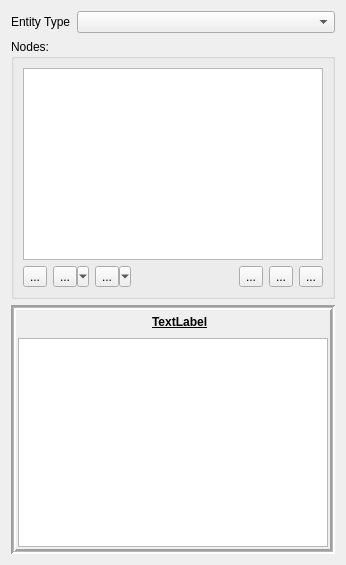
Before: the Qt Designer form Editor/src/Items/Entity/EntityWidget.ui in GameOverture/HarmonyEngine, drawn with Qt 5.
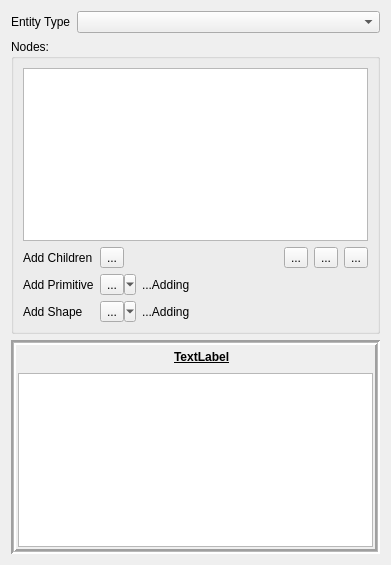
After: the same form once the commit is applied. Icons and pictures are not drawn. Custom widgets are drawn as their Qt base class.

Commit message: Entity primitive/shape icons; WIP towards entities in editor; Some MainWindow tweeks to docking

Diff of the .ui file:
```diff
--- a/Editor/src/Items/Entity/EntityWidget.ui
+++ b/Editor/src/Items/Entity/EntityWidget.ui
@@ -6,7 +6,7 @@
    <rect>
     <x>0</x>
     <y>0</y>
-    <width>346</width>
+    <width>391</width>
     <height>565</height>
    </rect>
   </property>
@@ -53,25 +53,15 @@
          </widget>
         </item>
         <item>
-         <layout class="QHBoxLayout" name="ChildrenToolbar">
-          <item>
-           <widget class="QToolButton" name="btnAddChild">
+         <layout class="QGridLayout" name="gridLayout_2">
+          <item row="1" column="2">
+           <widget class="QLabel" name="lblAddingPrim">
             <property name="text">
-             <string>...</string>
+             <string>...Adding </string>
             </property>
            </widget>
           </item>
-          <item>
-           <widget class="QToolButton" name="btnAddChildPrimitive">
-            <property name="text">
-             <string>...</string>
-            </property>
-            <property name="popupMode">
-             <enum>QToolButton::MenuButtonPopup</enum>
-            </property>
-           </widget>
-          </item>
-          <item>
+          <item row="2" column="1">
            <widget class="QToolButton" name="btnAddShape">
             <property name="text">
              <string>...</string>
@@ -81,40 +71,89 @@
             </property>
            </widget>
           </item>
-          <item>
-           <spacer name="horizontalSpacer_2">
-            <property name="orientation">
-             <enum>Qt::Horizontal</enum>
+          <item row="2" column="2">
+           <widget class="QLabel" name="lblAddingShape">
+            <property name="text">
+             <string>...Adding</string>
             </property>
-            <property name="sizeHint" stdset="0">
-             <size>
-              <width>40</width>
-              <height>20</height>
-             </size>
+           </widget>
+          </item>
+          <item row="1" column="0">
+           <widget class="QLabel" name="lblAddPrimitive">
+            <property name="text">
+             <string>Add Primitive</string>
             </property>
-           </spacer>
+           </widget>
           </item>
-          <item>
-           <widget class="QToolButton" name="btnOrderUp">
+          <item row="1" column="1">
+           <widget class="QToolButton" name="btnAddChildPrimitive">
             <property name="text">
              <string>...</string>
             </property>
+            <property name="popupMode">
+             <enum>QToolButton::MenuButtonPopup</enum>
+            </property>
            </widget>
           </item>
-          <item>
-           <widget class="QToolButton" name="btnOrderDown">
+          <item row="2" column="0">
+           <widget class="QLabel" name="lblAddShape">
             <property name="text">
-             <string>...</string>
+             <string>Add Shape</string>
             </property>
            </widget>
           </item>
-          <item>
-           <widget class="QToolButton" name="btnRemove">
+          <item row="0" column="0">
+           <widget class="QLabel" name="lblAddChildren">
             <property name="text">
+             <string>Add Children</string>
+            </property>
+           </widget>
+          </item>
+          <item row="0" column="1">
+           <widget class="QToolButton" name="btnAddChild">
+            <property name="text">
              <string>...</string>
             </property>
            </widget>
           </item>
+          <item row="0" column="3">
+           <layout class="QHBoxLayout" name="ChildrenToolbar">
+            <item>
+             <spacer name="horizontalSpacer_3">
+              <property name="orientation">
+               <enum>Qt::Horizontal</enum>
+              </property>
+              <property name="sizeHint" stdset="0">
+               <size>
+                <width>40</width>
+                <height>20</height>
+               </size>
+              </property>
+             </spacer>
+            </item>
+            <item>
+             <widget class="QToolButton" name="btnOrderUp">
+              <property name="text">
+               <string>...</string>
+              </property>
+             </widget>
+            </item>
+            <item>
+             <widget class="QToolButton" name="btnOrderDown">
+              <property name="text">
+               <string>...</string>
+              </property>
+             </widget>
+            </item>
+            <item>
+             <widget class="QToolButton" name="btnRemove">
+              <property name="text">
+               <string>...</string>
+              </property>
+             </widget>
+            </item>
+           </layout>
+          </item>
          </layout>
         </item>
        </layout>
```
Left out of the diff: 144 changed lines with no effect on the pictures. The commit also changes 46 other files.
